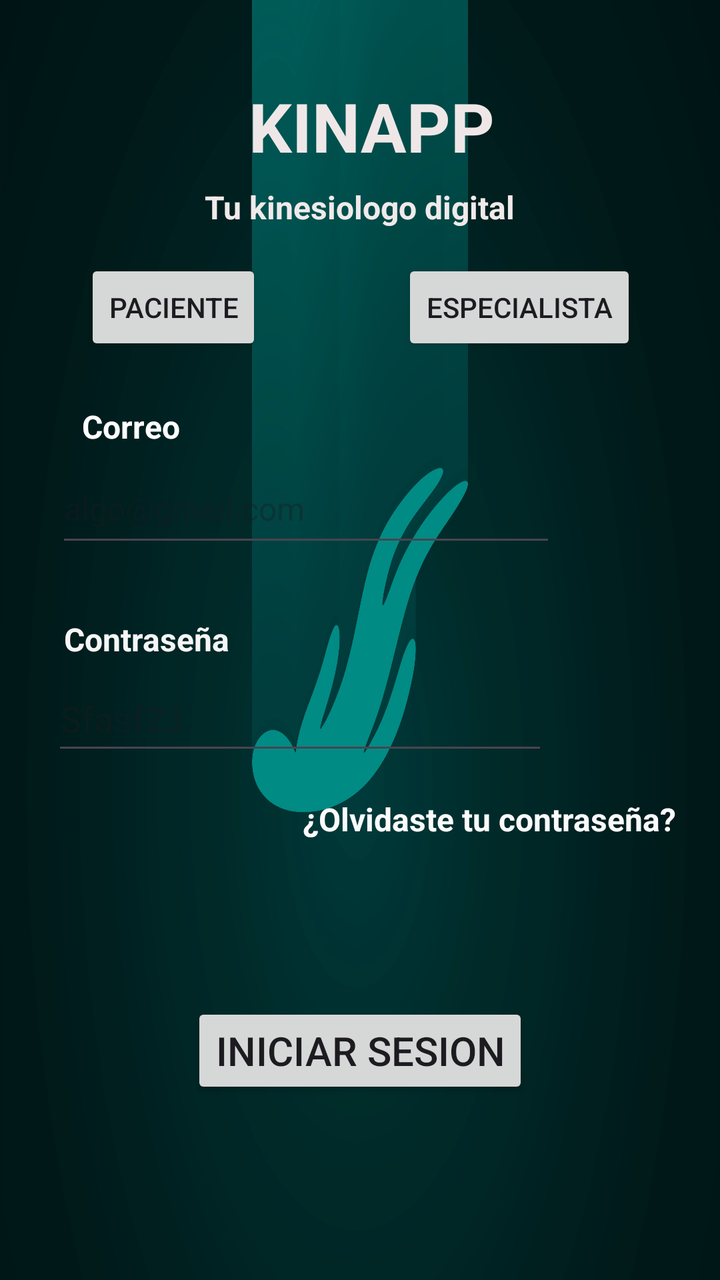
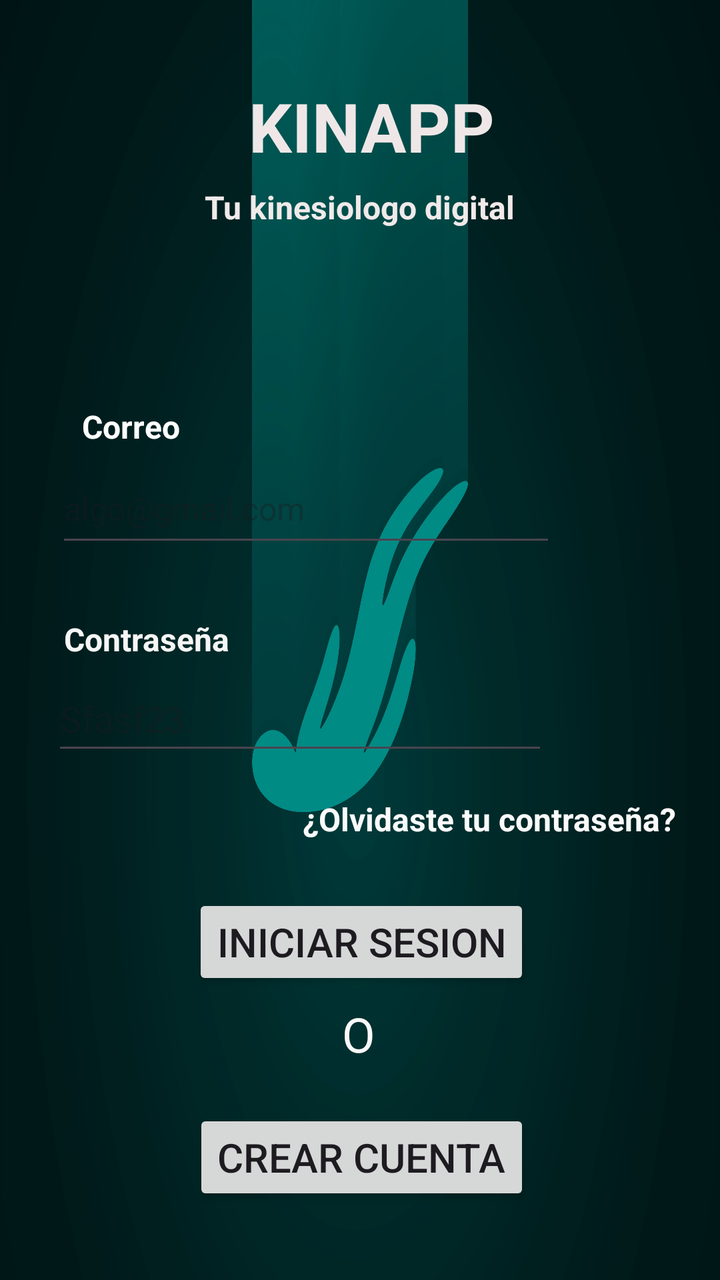

Compare the two renders of this Android layout. The source of the first and the diff that turns it into the second are given below.
<!-- AndroidManifest.xml: application theme Theme.Kinapp -->
<!-- res/layout/activity_login.xml -->
<?xml version="1.0" encoding="utf-8"?>
<androidx.constraintlayout.widget.ConstraintLayout xmlns:android="http://schemas.android.com/apk/res/android"
    xmlns:app="http://schemas.android.com/apk/res-auto"
    xmlns:tools="http://schemas.android.com/tools"
    android:id="@+id/main"
    android:layout_width="match_parent"
    android:layout_height="match_parent"
    android:background="@drawable/background_login"
    tools:context=".LoginActivity">


    <TextView
        android:id="@+id/textView"
        android:layout_width="wrap_content"
        android:layout_height="wrap_content"
        android:text="KINAPP"
        android:textColor="#EFE7E7"
        android:textColorLink="#FF7474"
        android:textSize="34sp"
        android:textStyle="bold"
        app:layout_constraintBottom_toBottomOf="parent"
        app:layout_constraintEnd_toEndOf="parent"
        app:layout_constraintHorizontal_bias="0.525"
        app:layout_constraintStart_toStartOf="parent"
        app:layout_constraintTop_toTopOf="parent"
        app:layout_constraintVertical_bias="0.068" />

    <TextView
        android:id="@+id/textView2"
        android:layout_width="wrap_content"
        android:layout_height="wrap_content"
        android:text="Tu kinesiologo digital"
        android:textAlignment="textEnd"
        android:textAppearance="@style/TextAppearance.AppCompat.Medium"
        android:textColor="#F0EAEA"
        android:textSize="16sp"
        android:textStyle="bold"
        app:layout_constraintBottom_toBottomOf="parent"
        app:layout_constraintEnd_toEndOf="parent"
        app:layout_constraintStart_toStartOf="parent"
        app:layout_constraintTop_toTopOf="parent"
        app:layout_constraintVertical_bias="0.15" />

    <Button
        android:id="@+id/btn_paciente"
        android:layout_width="wrap_content"
        android:layout_height="wrap_content"
        android:text="Paciente"
        app:layout_constraintBottom_toBottomOf="parent"
        app:layout_constraintEnd_toEndOf="parent"
        app:layout_constraintHorizontal_bias="0.156"
        app:layout_constraintStart_toStartOf="parent"
        app:layout_constraintTop_toTopOf="parent"
        app:layout_constraintVertical_bias="0.219" />

    <Button
        android:id="@+id/btn_especialista"
        android:layout_width="wrap_content"
        android:layout_height="wrap_content"
        android:text="Especialista"
        app:layout_constraintBottom_toBottomOf="parent"
        app:layout_constraintEnd_toEndOf="parent"
        app:layout_constraintHorizontal_bias="0.828"
        app:layout_constraintStart_toStartOf="parent"
        app:layout_constraintTop_toTopOf="parent"
        app:layout_constraintVertical_bias="0.219" />

    <TextView
        android:id="@+id/lbl_correo"
        android:layout_width="wrap_content"
        android:layout_height="wrap_content"
        android:text="Correo"
        android:textColor="#FFFFFF"
        android:textSize="16sp"
        android:textStyle="bold"
        app:layout_constraintBottom_toBottomOf="parent"
        app:layout_constraintEnd_toEndOf="parent"
        app:layout_constraintHorizontal_bias="0.132"
        app:layout_constraintStart_toStartOf="parent"
        app:layout_constraintTop_toTopOf="parent"
        app:layout_constraintVertical_bias="0.327" />

    <EditText
        android:id="@+id/txt_email"
        android:layout_width="250dp"
        android:layout_height="51dp"
        android:ems="10"
        android:hint="algo@gmail.com"
        android:inputType="textEmailAddress"
        android:textColor="#F8F8F8"
        android:textCursorDrawable="@color/design_default_color_secondary"
        android:textSize="16sp"
        android:visibility="visible"
        app:layout_constraintBottom_toBottomOf="parent"
        app:layout_constraintEnd_toEndOf="parent"
        app:layout_constraintHorizontal_bias="0.254"
        app:layout_constraintStart_toStartOf="parent"
        app:layout_constraintTop_toTopOf="parent"
        app:layout_constraintVertical_bias="0.386" />

    <TextView
        android:id="@+id/lbl_Contrasena"
        android:layout_width="wrap_content"
        android:layout_height="wrap_content"
        android:text="Contraseña"
        android:textColor="#F6F6F6"
        android:textSize="16sp"
        android:textStyle="bold"
        app:layout_constraintBottom_toBottomOf="parent"
        app:layout_constraintEnd_toEndOf="parent"
        app:layout_constraintHorizontal_bias="0.115"
        app:layout_constraintStart_toStartOf="parent"
        app:layout_constraintTop_toTopOf="parent"
        app:layout_constraintVertical_bias="0.499" />

    <EditText
        android:id="@+id/txt_contrasena"
        android:layout_width="248dp"
        android:layout_height="49dp"
        android:ems="10"
        android:hint="Sfasf23."
        android:inputType="textPassword"
        android:textColor="#FBFBFB"
        app:layout_constraintBottom_toBottomOf="parent"
        app:layout_constraintEnd_toEndOf="parent"
        app:layout_constraintHorizontal_bias="0.233"
        app:layout_constraintStart_toStartOf="parent"
        app:layout_constraintTop_toTopOf="parent"
        app:layout_constraintVertical_bias="0.564" />

    <Button
        android:id="@+id/btn_iniciarSesion"
        android:layout_width="wrap_content"
        android:layout_height="wrap_content"
        android:text="Iniciar sesion"
        android:textColorLink="#BF2B2B"
        android:textSize="20sp"
        app:layout_constraintBottom_toBottomOf="parent"
        app:layout_constraintEnd_toEndOf="parent"
        app:layout_constraintStart_toStartOf="parent"
        app:layout_constraintTop_toTopOf="parent"
        app:layout_constraintVertical_bias="0.847" />

    <TextView
        android:id="@+id/lbl_recuperarCuenta"
        android:layout_width="wrap_content"
        android:layout_height="wrap_content"
        android:text="¿Olvidaste tu contraseña?"
        android:textColor="#FBFBFB"
        android:textSize="16sp"
        android:textStyle="bold"
        app:layout_constraintBottom_toBottomOf="parent"
        app:layout_constraintEnd_toEndOf="parent"
        app:layout_constraintHorizontal_bias="0.875"
        app:layout_constraintStart_toStartOf="parent"
        app:layout_constraintTop_toTopOf="parent"
        app:layout_constraintVertical_bias="0.645" />
</androidx.constraintlayout.widget.ConstraintLayout>
<!-- resources referenced by this layout -->
<resources>
  <!-- drawable background_login: jpg bitmap (drawable, 274249 bytes) -->
  <style name="Theme.Kinapp" parent="Base.Theme.Kinapp" />
  <style name="Base.Theme.Kinapp" parent="Theme.Material3.DayNight.NoActionBar">
          
          
      </style>
</resources>

<!-- the commit's change to res/layout/activity_login.xml (unified diff, before → after) -->
@@ -8,6 +8,20 @@
     android:background="@drawable/background_login"
     tools:context=".LoginActivity">
 
+
+    <Button
+        android:id="@+id/btn_CrearCuenta"
+        android:layout_width="wrap_content"
+        android:layout_height="wrap_content"
+        android:text="Crear cuenta"
+        android:textColorLink="#BF2B2B"
+        android:textSize="20sp"
+        app:layout_constraintBottom_toBottomOf="parent"
+        app:layout_constraintEnd_toEndOf="parent"
+        app:layout_constraintHorizontal_bias="0.504"
+        app:layout_constraintStart_toStartOf="parent"
+        app:layout_constraintTop_toTopOf="parent"
+        app:layout_constraintVertical_bias="0.937" />
 
     <TextView
         android:id="@+id/textView"
@@ -40,30 +54,6 @@
         app:layout_constraintStart_toStartOf="parent"
         app:layout_constraintTop_toTopOf="parent"
         app:layout_constraintVertical_bias="0.15" />
-
-    <Button
-        android:id="@+id/btn_paciente"
-        android:layout_width="wrap_content"
-        android:layout_height="wrap_content"
-        android:text="Paciente"
-        app:layout_constraintBottom_toBottomOf="parent"
-        app:layout_constraintEnd_toEndOf="parent"
-        app:layout_constraintHorizontal_bias="0.156"
-        app:layout_constraintStart_toStartOf="parent"
-        app:layout_constraintTop_toTopOf="parent"
-        app:layout_constraintVertical_bias="0.219" />
-
-    <Button
-        android:id="@+id/btn_especialista"
-        android:layout_width="wrap_content"
-        android:layout_height="wrap_content"
-        android:text="Especialista"
-        app:layout_constraintBottom_toBottomOf="parent"
-        app:layout_constraintEnd_toEndOf="parent"
-        app:layout_constraintHorizontal_bias="0.828"
-        app:layout_constraintStart_toStartOf="parent"
-        app:layout_constraintTop_toTopOf="parent"
-        app:layout_constraintVertical_bias="0.219" />
 
     <TextView
         android:id="@+id/lbl_correo"
@@ -137,9 +127,10 @@
         android:textSize="20sp"
         app:layout_constraintBottom_toBottomOf="parent"
         app:layout_constraintEnd_toEndOf="parent"
+        app:layout_constraintHorizontal_bias="0.504"
         app:layout_constraintStart_toStartOf="parent"
         app:layout_constraintTop_toTopOf="parent"
-        app:layout_constraintVertical_bias="0.847" />
+        app:layout_constraintVertical_bias="0.755" />
 
     <TextView
         android:id="@+id/lbl_recuperarCuenta"
@@ -155,4 +146,18 @@
         app:layout_constraintStart_toStartOf="parent"
         app:layout_constraintTop_toTopOf="parent"
         app:layout_constraintVertical_bias="0.645" />
+
+    <TextView
+        android:id="@+id/textView3"
+        android:layout_width="wrap_content"
+        android:layout_height="wrap_content"
+        android:text="O"
+        android:textColor="#FAF8F8"
+        android:textSize="24sp"
+        app:layout_constraintBottom_toBottomOf="parent"
+        app:layout_constraintEnd_toEndOf="parent"
+        app:layout_constraintHorizontal_bias="0.498"
+        app:layout_constraintStart_toStartOf="parent"
+        app:layout_constraintTop_toTopOf="parent"
+        app:layout_constraintVertical_bias="0.824" />
 </androidx.constraintlayout.widget.ConstraintLayout>
